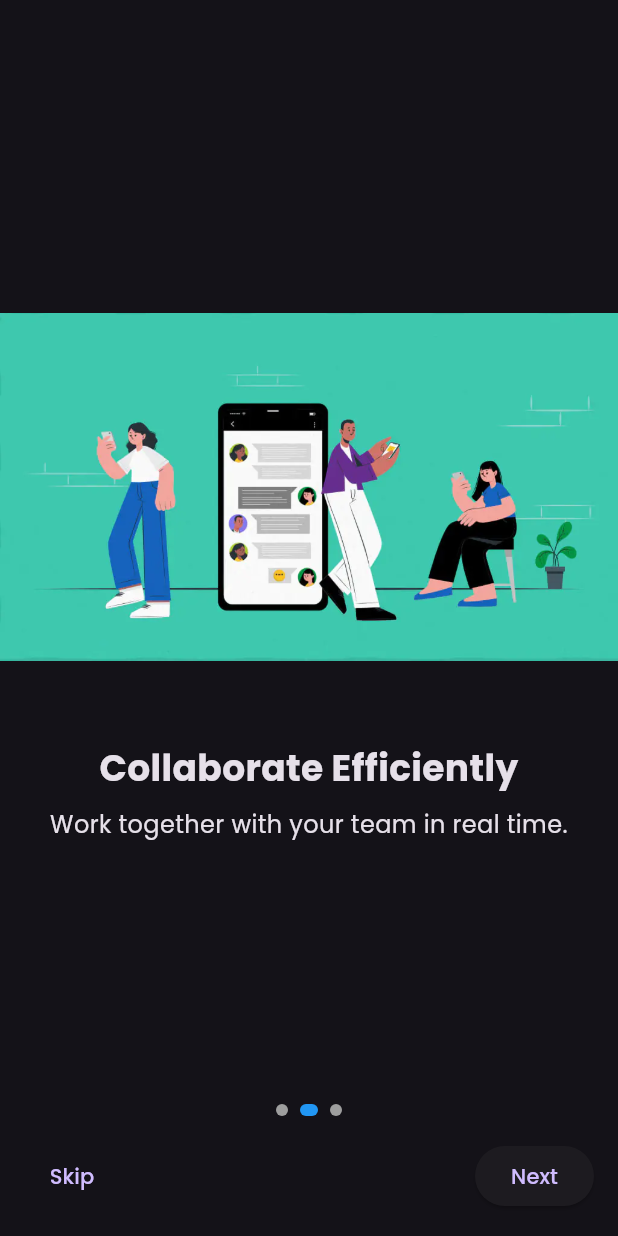
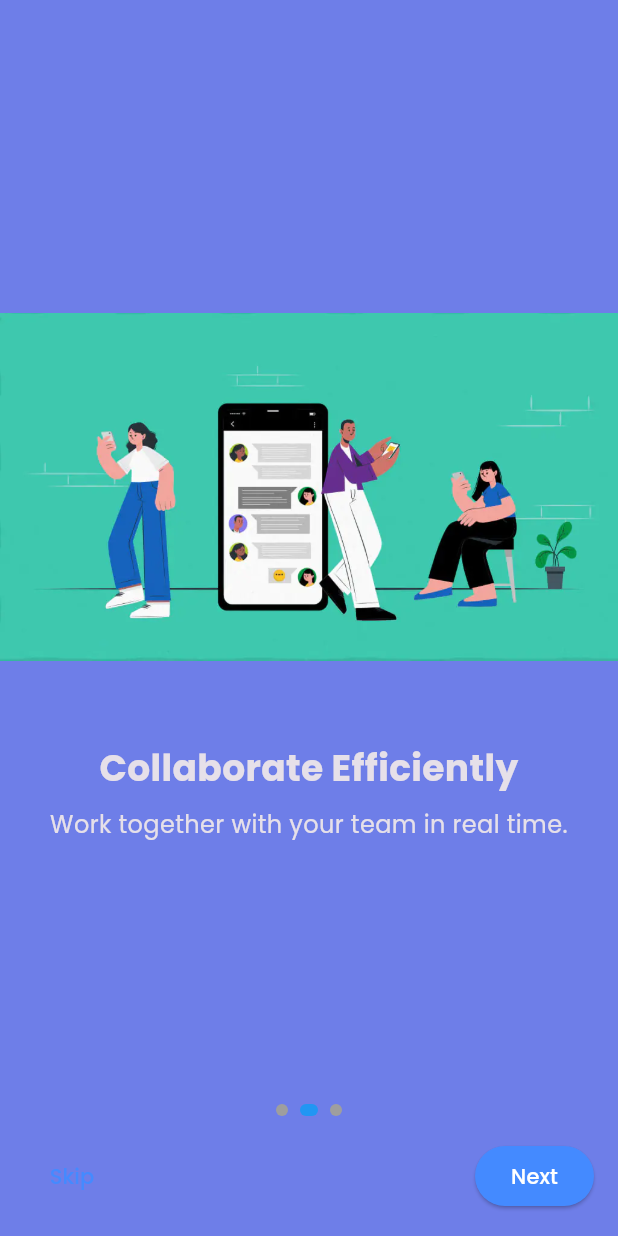
Before and after one commit to aayushGhimire321/vexa_mobile-App, a Flutter app: the screen it shows after launch, swiped to page 2, on a phone screen of 412 x 824 dp. Run offline on Flutter 3.47's test engine with Material 3 defaults, Android fonts, the phone set to English and light mode, and no system bars; our stand-ins replace google_fonts.

Commit message:
Onboarding screens

```diff
--- a/lib/screens/onboarding_screen.dart
+++ b/lib/screens/onboarding_screen.dart
@@ -33,6 +33,7 @@ class _OnboardingScreenState extends State<OnboardingScreen> {
   @override
   Widget build(BuildContext context) {
     return Scaffold(
+      backgroundColor: Theme.of(context).primaryColor, // Use primaryColor from theme
       body: Column(
         children: [
           Expanded(
@@ -66,9 +67,15 @@ class _OnboardingScreenState extends State<OnboardingScreen> {
                   onPressed: () {
                     Navigator.pushReplacementNamed(context, '/login');
                   },
-                  child: const Text("Skip"),
+                  child: Text(
+                    "Skip",
+                    style: TextStyle(color: Theme.of(context).hintColor), // Use hintColor
+                  ),
                 ),
                 ElevatedButton(
+                  style: ElevatedButton.styleFrom(
+                    backgroundColor: Theme.of(context).hintColor, // Use hintColor for button
+                  ),
                   onPressed: () {
                     if (_currentIndex == _onboardingData.length - 1) {
                       Navigator.pushReplacementNamed(context, '/login');
@@ -79,9 +86,12 @@ class _OnboardingScreenState extends State<OnboardingScreen> {
                       );
                     }
                   },
-                  child: Text(_currentIndex == _onboardingData.length - 1
-                      ? "Get Started"
-                      : "Next"),
+                  child: Text(
+                    _currentIndex == _onboardingData.length - 1
+                        ? "Get Started"
+                        : "Next",
+                    style: TextStyle(color: Colors.white),
+                  ),
                 ),
               ],
             ),
```
